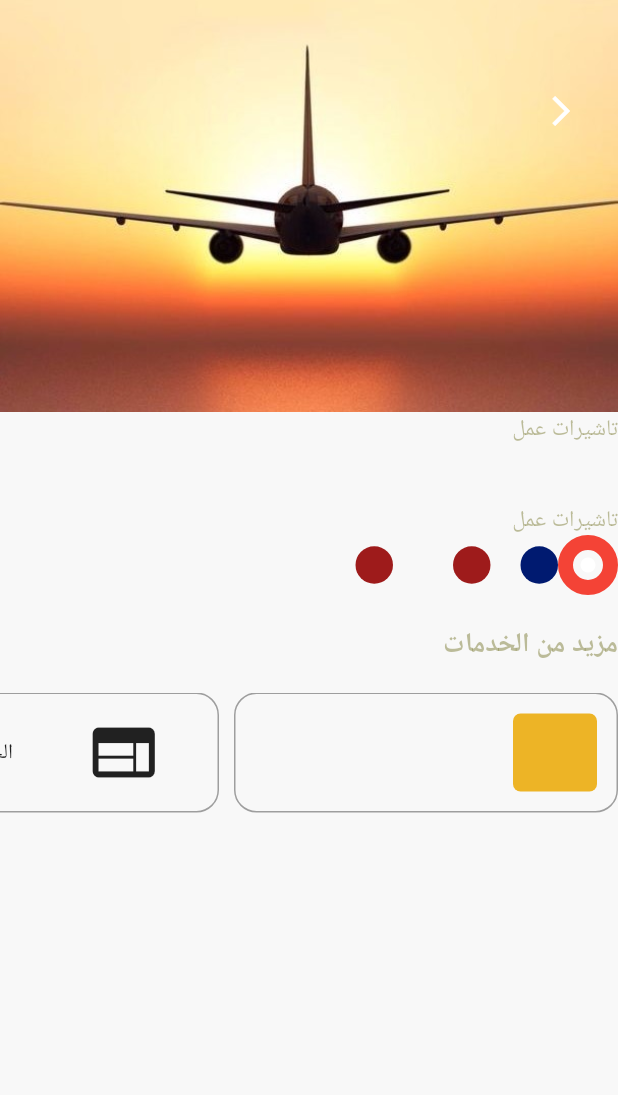
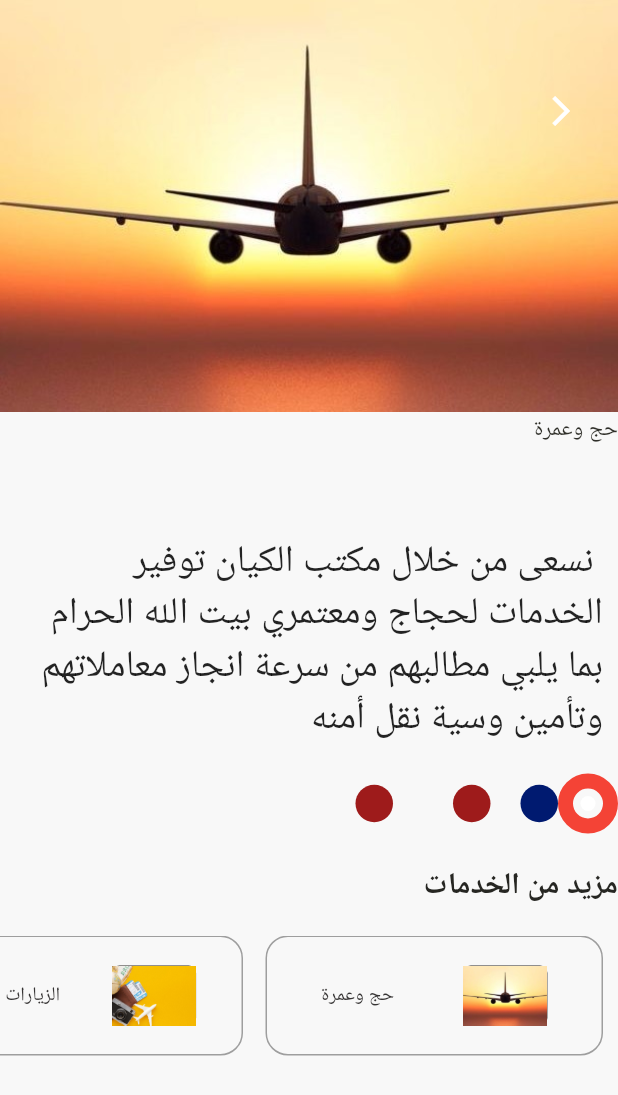
Before and after one commit to yusefHajeb/Al-Kayan-Travel-Application, a Flutter app: the SrvessScreen screen opened by its route, after a tap on "الحج والعمرة", on a phone screen of 412 x 824 dp. Shown: the top 1095 px of the screen. Run offline on Flutter 3.47's test engine with Material 2 defaults, Android fonts, the phone set to English and light mode, and no system bars; our stand-ins replace curved_navigation_bar, flutter_staggered_animations, google_nav_bar, page_transition, progress_state_button, slider_button.

```diff
--- a/lib/screen/dealetes.dart
+++ b/lib/screen/dealetes.dart
@@ -1,5 +1,3 @@
-// ignore_for_file: constant_identifier_names
-
 import 'package:flutter/material.dart';
 
 enum Complexity {
@@ -16,6 +14,7 @@ enum Affordability {
 
 class Meal {
   final String id;
+  final String paragraph;
   final List<String> categories;
   final String title;
   final String imageUrl;
@@ -31,6 +30,7 @@ class Meal {
 
   Meal(
       {required this.id,
+      required this.paragraph,
       required this.categories,
       required this.title,
       required this.imageUrl,
@@ -52,7 +52,9 @@ List<Meal> DUMMY_MEALS = [
       'c1',
       'c2',
     ],
-    title: 'Spaghetti with Tomato Sauce',
+    paragraph:
+        " نسعى من خلال مكتب الكيان توفير الخدمات لحجاج ومعتمري بيت الله الحرام بما يلبي مطالبهم من سرعة انجاز معاملاتهم وتأمين وسية نقل أمنه",
+    title: 'حج وعمرة',
     affordability: Affordability.Affordable,
     complexity: Complexity.Simple,
     imageUrl: 'assest/image/airplane.jpg',
@@ -84,11 +86,12 @@ List<Meal> DUMMY_MEALS = [
     categories: [
       'c2',
     ],
-    title: 'Toast Hawaii',
+    title: 'الزيارات العائلية',
     affordability: Affordability.Affordable,
     complexity: Complexity.Simple,
     imageUrl: 'assest/image/airplane4.jpg',
-    duration: 10,
+    paragraph: "اصدار تاشيرات الزيارات العائلية بااقل الاسعار وسرعة معاملة",
+    duration: 30,
     ingredients: [
       '1 Slice White Bread',
       '1 Slice Ham',
@@ -112,7 +115,7 @@ List<Meal> DUMMY_MEALS = [
       'c2',
       'c3',
     ],
-    title: 'Classic Hamburger',
+    title: 'تأشيرات عمل',
     affordability: Affordability.Pricey,
     complexity: Complexity.Simple,
     imageUrl: 'assest/image/airplane.jpg',
@@ -136,6 +139,8 @@ List<Meal> DUMMY_MEALS = [
     isVegan: false,
     isVegetarian: false,
     isLactoseFree: true,
+    paragraph:
+        'تاشيرات عمل الئ معظم الدول المجاورة بااسعار مناسبة وتاشيرات مضمونة ',
   ),
   Meal(
     id: '4',
@@ -170,6 +175,7 @@ List<Meal> DUMMY_MEALS = [
     isVegan: false,
     isVegetarian: false,
     isLactoseFree: false,
+    paragraph: '',
   ),
   Meal(
     id: '5',
@@ -178,7 +184,9 @@ List<Meal> DUMMY_MEALS = [
           'c5',
       'c10',
     ],
-    title: 'Salad with Smoked Salmon',
+    paragraph:
+        " يسعئ مكتب الكيان ان يوفر لعملائه خدمات اخرئ منها اصدار الاقامات والمعاملات الاخرئ ",
+    title: 'خمات اخرئ ',
     affordability: Affordability.Luxurious,
     complexity: Complexity.Simple,
     imageUrl: 'assest/image/airplane2.jpg',
@@ -212,7 +220,8 @@ List<Meal> DUMMY_MEALS = [
       'c6',
       'c10',
     ],
-    title: 'Delicious Orange Mousse',
+    paragraph: "الكيان الدولي",
+    title: 'اخرئ',
     affordability: Affordability.Affordable,
     complexity: Complexity.Hard,
     imageUrl: 'assest/image/airplane3.jpg',
--- a/lib/screen/sirvec_page.dart
+++ b/lib/screen/sirvec_page.dart
@@ -1,4 +1,5 @@
 import 'package:flutter/material.dart';
+import 'package:yah_app/screen/why_kaian.dart';
 
 import 'dealetes.dart';
 
@@ -6,6 +7,14 @@ class PageService extends StatefulWidget {
   static const routeName = 'show_servece_index';
   @override
   State<PageService> createState() => _PageService();
+}
+
+@override
+void showService(BuildContext ctx, int index) {
+  Navigator.of(ctx).pushNamed(
+    PageService.routeName,
+    arguments: index,
+  );
 }
 
 class _PageService extends State<PageService> {
@@ -20,10 +29,11 @@ class _PageService extends State<PageService> {
     return Scaffold(
       body: Column(children: [
         Stack(children: <Widget>[
-          Container(
+          Hero(
+            tag: (DUMMY_MEALS[sectionIndex].id),
+            child: Container(
               height: size.height / 3,
               width: double.infinity,
-
               child: Image.asset(
                 DUMMY_MEALS[sectionIndex].imageUrl,
                 fit: BoxFit.fill,
@@ -34,6 +44,7 @@ class _PageService extends State<PageService> {
                   borderRadius: BorderRadius.only(
                       bottomLeft: Radius.circular(50),
                       bottomRight: Radius.circular(50))),
+            ),
           ),
           Positioned(
             top: 50,
@@ -71,19 +82,22 @@ class _PageService extends State<PageService> {
             crossAxisAlignment: CrossAxisAlignment.start,
             children: [
               Text(
-                "تاشيرات عمل ",
+                DUMMY_MEALS[sectionIndex].title,
                 style: TextStyle(
-                    color: Color.fromARGB(98, 90, 90, 0),
+                    color: Color.fromARGB(230, 25, 25, 18),
                     fontSize: 15,
                     height: 1.4),
               ),
               SizedBox(height: 40),
-              Text(
-                "تاشيرات عمل ",
+              Padding(
+                padding: EdgeInsets.symmetric(vertical: 20, horizontal: 10),
+                child: Text(
+                  DUMMY_MEALS[sectionIndex].paragraph,
                   style: TextStyle(
-                    color: Color.fromARGB(98, 90, 90, 0),
-                    fontSize: 15,
+                      color: Color.fromARGB(219, 0, 0, 0),
+                      fontSize: 25,
                       height: 1.4),
+                ),
               ),
               Row(
                 children: [
@@ -133,8 +147,8 @@ class _PageService extends State<PageService> {
               Text(
                 "مزيد من الخدمات",
                 style: TextStyle(
-                    color: Color.fromARGB(98, 90, 90, 0),
-                    fontSize: 18,
+                    color: Color.fromARGB(255, 38, 38, 34),
+                    fontSize: 20,
                     fontWeight: FontWeight.bold,
                     height: 1.4),
               ),
@@ -143,58 +157,21 @@ class _PageService extends State<PageService> {
               ),
               Container(
                   height: 80.0,
-                child: ListView(
+                  child: ListView.builder(
                     scrollDirection: Axis.horizontal,
-                  children: [
-                    AspectRatio(
-                      aspectRatio: 3.2 / 1,
-                      child: Container(
-                        padding: EdgeInsets.all(13),
-                        decoration: BoxDecoration(
-                          border: Border.all(color: Colors.grey),
-                          borderRadius: BorderRadius.circular(15),
-                        ),
-                        child: Row(children: [
-                          Container(
-                            width: 56,
-                            padding: EdgeInsets.all(20),
-                            decoration: BoxDecoration(
-                                borderRadius: BorderRadius.circular(5),
-                                color: Color.fromARGB(255, 237, 180, 38)),
-                          )
-                        ]),
-                      ),
-                    ),
-                    SizedBox(width: 10),
-                    AspectRatio(
-                      aspectRatio: 3 / 1,
-                      child: Container(
-                        padding: EdgeInsets.all(13),
-                        decoration: BoxDecoration(
-                          border: Border.all(color: Colors.grey),
-                          borderRadius: BorderRadius.circular(15),
-                        ),
-                        child: Row(
-                            mainAxisAlignment: MainAxisAlignment.spaceAround,
-                            children: const [
-                              Icon(
-                                Icons.web,
-                                size: 50,
-                              ),
-                              Text("الحج والعمرة"),
-                              // Container(
-                              //   width: 56,
-                              //   padding: EdgeInsets.all(20),
-                              //   decoration: BoxDecoration(
-                              //       borderRadius: BorderRadius.circular(5),
-                              //       color: Color.fromARGB(255, 237, 180, 38)),
+                    itemBuilder: (context, index) {
+                      return (CardBottom(sectionIndex: index));
+                      // SizedBox(width: 10),
+                      // CardBottom(sectionIndex: sectionIndex),
+                      // SizedBox(
+                      //   width: 10,
                       // ),
-                            ]),
-                      ),
-                    )
-                  ],
-                ),
-              )
+                      // CardBottom(sectionIndex: 2),
+                    },
+                    itemCount: DUMMY_MEALS.length,
+                  )),
+              // scrollDirection: Axis.horizontal,
+              // children: [
             ],
           ),
         )
@@ -202,3 +179,60 @@ class _PageService extends State<PageService> {
     );
   }
 }
+
+class CardBottom extends StatelessWidget {
+  const CardBottom({
+    Key? key,
+    required this.sectionIndex,
+  }) : super(key: key);
+
+  final int sectionIndex;
+
+  @override
+  Widget build(BuildContext context) {
+    return InkWell(
+      onTap: () {
+        showService(context, sectionIndex);
+        // Navigator.push(
+        //   context,
+        //   MaterialPageRoute(
+        //     builder: (context) => Container(child: PageService()),
+        //     settings: RouteSettings(
+        //       arguments: sectionIndex,
+        //     ),
+        //   ),
+        // );
+      },
+      child: AspectRatio(
+        aspectRatio: 3 / 1,
+        child: Container(
+          margin: EdgeInsets.only(left: 5, right: 10),
+          padding: EdgeInsets.all(13),
+          decoration: BoxDecoration(
+            border: Border.all(color: Colors.grey),
+            borderRadius: BorderRadius.circular(15),
+          ),
+          child:
+              Row(mainAxisAlignment: MainAxisAlignment.spaceAround, children: [
+            Container(
+                width: 56,
+                height: 40,
+                // padding: EdgeInsets.all(20),
+                decoration: BoxDecoration(
+                    borderRadius: BorderRadius.circular(5),
+                    color: Color.fromARGB(255, 40, 39, 37)),
+                child: Image.asset(
+                  DUMMY_MEALS[sectionIndex].imageUrl,
+                  fit: BoxFit.cover,
+                )),
+            Text(
+              DUMMY_MEALS[sectionIndex].title,
+              style: TextStyle(
+                  color: Color.fromARGB(255, 54, 52, 52), fontSize: 13),
+            ),
+          ]),
+        ),
+      ),
+    );
+  }
+}
--- a/lib/screen/sirvece_screen.dart
+++ b/lib/screen/sirvece_screen.dart
@@ -55,16 +55,16 @@ class SrvessScreen extends StatelessWidget {
             itemBuilder: (ctx, index) {
               return InkWell(
                 onTap: () {
-                  Navigator.push(
-                    context,
-                    PageTransition(
-                      type: PageTransitionType.fade,
-                      child: PageService(),
-                      settings: RouteSettings(
-                        arguments: index,
-                      ),
-                    ),
-                  );
+                  showService(ctx, index);
+                  // Navigator.push(
+                  //   context,
+                  //   MaterialPageRoute(
+                  //     builder: (context) => Container(child: PageService()),
+                  //     settings: RouteSettings(
+                  //       arguments: index,
+                  //     ),
+                  //   ),
+                  // );
                 },
                 child: Card(
                   shape: RoundedRectangleBorder(
@@ -74,7 +74,9 @@ class SrvessScreen extends StatelessWidget {
                   child: Column(
                     crossAxisAlignment: CrossAxisAlignment.start,
                     children: [
-                      ClipRRect(
+                      Hero(
+                        tag: DUMMY_MEALS[index].id,
+                        child: ClipRRect(
                           borderRadius: const BorderRadius.only(
                             topLeft: Radius.circular(15),
                             topRight: Radius.circular(15),
@@ -84,6 +86,7 @@ class SrvessScreen extends StatelessWidget {
                             width: double.infinity,
                             height: 200,
                             fit: BoxFit.fill,
+                          ),
                         ),
                       ),
                       Padding(
--- a/pubspec.yaml
+++ b/pubspec.yaml
@@ -33,7 +33,7 @@ dependencies:
   curved_navigation_bar: ^1.0.1
   progress_state_button: ^1.0.2
   slider_button: any
-
+  flutter_staggered_animations:
 
   # The following adds the Cupertino Icons font to your application.
   # Use with the CupertinoIcons class for iOS style icons.
@@ -43,6 +43,7 @@ dependencies:
   flutter_localizations:
     sdk: flutter
   animations: ^2.0.2
+  fluttertoast: ^8.1.2
   # flutter_svg: ^0.17.4
   # dependencies:
   #   curved_navigation_bar: ^1.0.3 #latest version
```
Also changed, not shown: lib/Widget/widget_tools/mydrawer.dart (added, +220 -0 lines), lib/main.dart (+5 -11 lines), pubspec.lock. Lines whose indentation alone changed are shown as unchanged.
